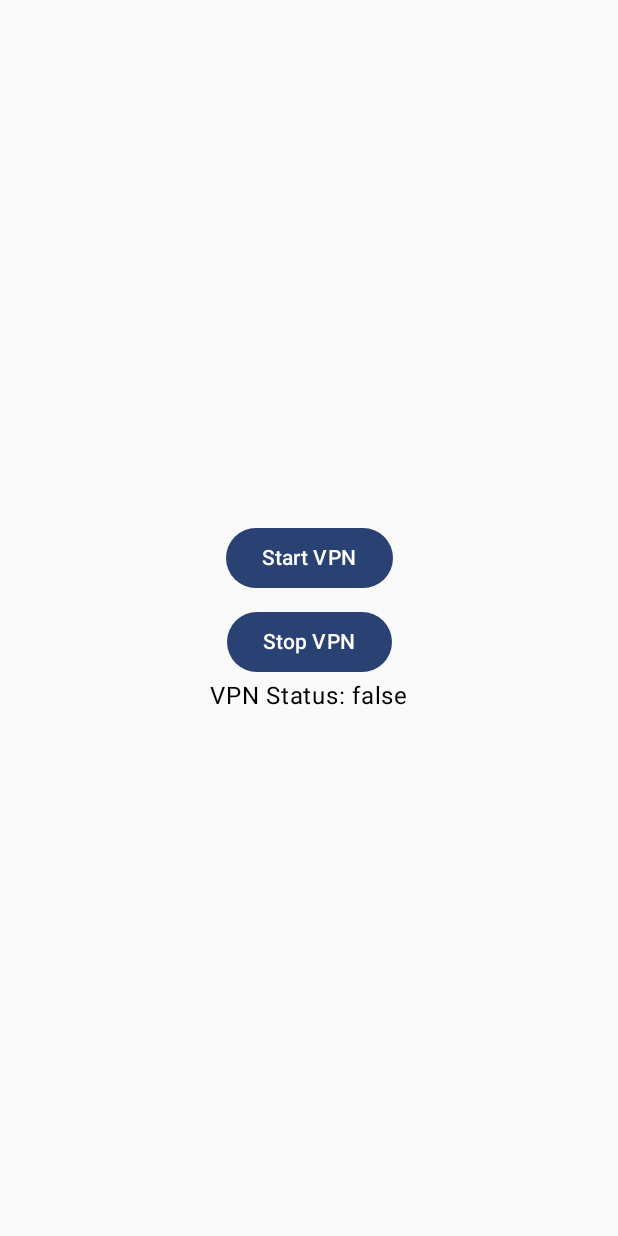
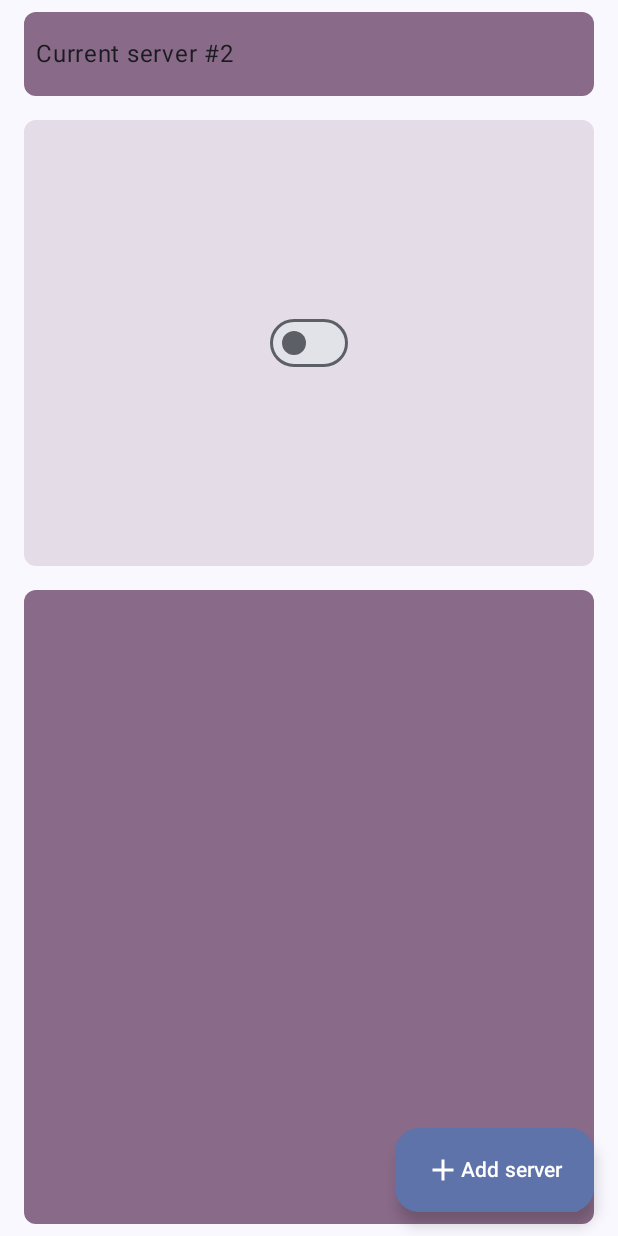
Before and after one commit to NORMss/VpnFriendlyClient, an Android app built with Jetpack Compose: the screen it shows after launch (MainActivity), on a phone screen of 412 x 824 dp. Run offline under Robolectric (Android 15) with nearby library versions, the phone set to English and light mode, and no system bars; our stand-ins replace Dagger/Hilt's generated code.

Commit message:
feat: added new home screen design

```diff
--- a/app/src/main/java/com/norm/vpnfriendlyclient/presentation/Dimens.kt
+++ b/app/src/main/java/com/norm/vpnfriendlyclient/presentation/Dimens.kt
@@ -5,3 +5,9 @@ import androidx.compose.ui.unit.dp
 val smale_padding = 8.dp
 val medium_padding = 16.dp
 val large_padding = 32.dp
+
+val smale_rounded = 4.dp
+val medium_rounded = 8.dp
+val large_rounded = 16.dp
+
+val height_current_server_box = 64.dp
--- /dev/null
+++ b/app/src/main/java/com/norm/vpnfriendlyclient/presentation/home/HomeScreen.kt
@@ -0,0 +1,95 @@
+package com.norm.vpnfriendlyclient.presentation.home
+
+import androidx.compose.foundation.background
+import androidx.compose.foundation.layout.Arrangement
+import androidx.compose.foundation.layout.Box
+import androidx.compose.foundation.layout.Column
+import androidx.compose.foundation.layout.Row
+import androidx.compose.foundation.layout.Spacer
+import androidx.compose.foundation.layout.fillMaxHeight
+import androidx.compose.foundation.layout.fillMaxWidth
+import androidx.compose.foundation.layout.height
+import androidx.compose.foundation.layout.padding
+import androidx.compose.foundation.shape.RoundedCornerShape
+import androidx.compose.material3.MaterialTheme
+import androidx.compose.material3.Switch
+import androidx.compose.material3.Text
+import androidx.compose.runtime.Composable
+import androidx.compose.ui.Alignment
+import androidx.compose.ui.Modifier
+import androidx.compose.ui.draw.clip
+import com.norm.vpnfriendlyclient.presentation.height_current_server_box
+import com.norm.vpnfriendlyclient.presentation.mainScreen.MainState
+import com.norm.vpnfriendlyclient.presentation.medium_padding
+import com.norm.vpnfriendlyclient.presentation.medium_rounded
+import com.norm.vpnfriendlyclient.presentation.smale_padding
+
+@Composable
+fun HomeScreen(
+    modifier: Modifier = Modifier,
+    state: MainState,
+    onStartVpn: () -> Unit,
+    onStopVpn: () -> Unit,
+) {
+    Column(
+        modifier = modifier,
+    ) {
+        Row(
+            modifier = Modifier
+                .fillMaxWidth()
+                .height(height_current_server_box)
+                .padding(top = smale_padding)
+                .padding(horizontal = medium_padding)
+                .clip(RoundedCornerShape(medium_rounded))
+                .background(MaterialTheme.colorScheme.tertiaryContainer),
+            verticalAlignment = Alignment.CenterVertically,
+            horizontalArrangement = Arrangement.Start,
+        ) {
+            Row(
+                modifier = Modifier
+                    .padding(horizontal = smale_padding)
+            ) {
+                Text(
+                    text = "Current server #2",
+                    style = MaterialTheme.typography.bodyLarge,
+                )
+            }
+        }
+        Spacer(
+            modifier = Modifier
+                .height(medium_padding)
+        )
+        Box(
+            modifier = Modifier
+                .fillMaxWidth()
+                .fillMaxHeight(0.4f)
+                .padding(horizontal = medium_padding)
+                .clip(RoundedCornerShape(medium_rounded))
+                .background(MaterialTheme.colorScheme.tertiaryContainer.copy(alpha = 0.2f)),
+            contentAlignment = Alignment.Center,
+        ) {
+            Switch(
+                checked = state.isVpnRunning,
+                onCheckedChange = {
+                    if (state.isVpnRunning) {
+                        onStopVpn()
+                    } else
+                        onStartVpn()
+                },
+            )
+        }
+        Spacer(
+            modifier = Modifier
+                .height(medium_padding)
+        )
+        Box(
+            modifier = Modifier
+                .fillMaxWidth()
+                .weight(1f)
+                .padding(bottom = smale_padding)
+                .padding(horizontal = medium_padding)
+                .clip(RoundedCornerShape(medium_rounded))
+                .background(MaterialTheme.colorScheme.tertiaryContainer),
+        )
+    }
+}
--- a/app/src/main/java/com/norm/vpnfriendlyclient/presentation/mainScreen/MainScreen.kt
+++ b/app/src/main/java/com/norm/vpnfriendlyclient/presentation/mainScreen/MainScreen.kt
@@ -1,19 +1,18 @@
 package com.norm.vpnfriendlyclient.presentation.mainScreen
 
-import androidx.compose.foundation.layout.Arrangement
-import androidx.compose.foundation.layout.Box
-import androidx.compose.foundation.layout.Column
-import androidx.compose.foundation.layout.Spacer
+import androidx.compose.foundation.layout.Row
 import androidx.compose.foundation.layout.fillMaxSize
-import androidx.compose.foundation.layout.height
 import androidx.compose.foundation.layout.padding
-import androidx.compose.material3.Button
+import androidx.compose.material.icons.Icons
+import androidx.compose.material.icons.filled.Add
+import androidx.compose.material3.ExtendedFloatingActionButton
+import androidx.compose.material3.Icon
+import androidx.compose.material3.Scaffold
 import androidx.compose.material3.Text
 import androidx.compose.runtime.Composable
 import androidx.compose.ui.Alignment
 import androidx.compose.ui.Modifier
-import com.norm.vpnfriendlyclient.presentation.medium_padding
-import com.norm.vpnfriendlyclient.presentation.smale_padding
+import com.norm.vpnfriendlyclient.presentation.home.HomeScreen
 
 @Composable
 fun MainScreen(
@@ -21,39 +20,39 @@ fun MainScreen(
     onStartVpn: () -> Unit,
     onStopVpn: () -> Unit,
 ) {
-    Box(
+    Scaffold(
         modifier = Modifier
-            .fillMaxSize()
-            .padding(medium_padding),
-    ) {
-        Column(
-            modifier = Modifier
-                .fillMaxSize(),
-            verticalArrangement = Arrangement.Center,
-            horizontalAlignment = Alignment.CenterHorizontally
-        ) {
-            Button(
+            .fillMaxSize(),
+        floatingActionButton = {
+            ExtendedFloatingActionButton(
                 onClick = {
-                    onStartVpn()
+
                 }
             ) {
-                Text(
-                    text = "Start VPN"
-                )
+                Row(
+                    verticalAlignment = Alignment.CenterVertically,
+                ) {
+                    Icon(
+                        imageVector = Icons.Default.Add,
+                        contentDescription = "add_server",
+                    )
+                    Text(
+                        text = "Add server"
+                    )
+                }
             }
-            Spacer(modifier = Modifier.height(smale_padding))
-            Button(
-                onClick = {
-                    onStopVpn()
-                }
-            ) {
-                Text(
-                    text = "Stop VPN"
-                )
-            }
-            Text(
-                text = "VPN Status: ${state.isVpnRunning}"
-            )
         }
+    ) { padding ->
+        HomeScreen(
+            modifier = Modifier
+                .fillMaxSize()
+                .padding(
+                    top = padding.calculateTopPadding(),
+                    bottom = padding.calculateBottomPadding(),
+                ),
+            state,
+            onStartVpn,
+            onStopVpn,
+        )
     }
 }
```
